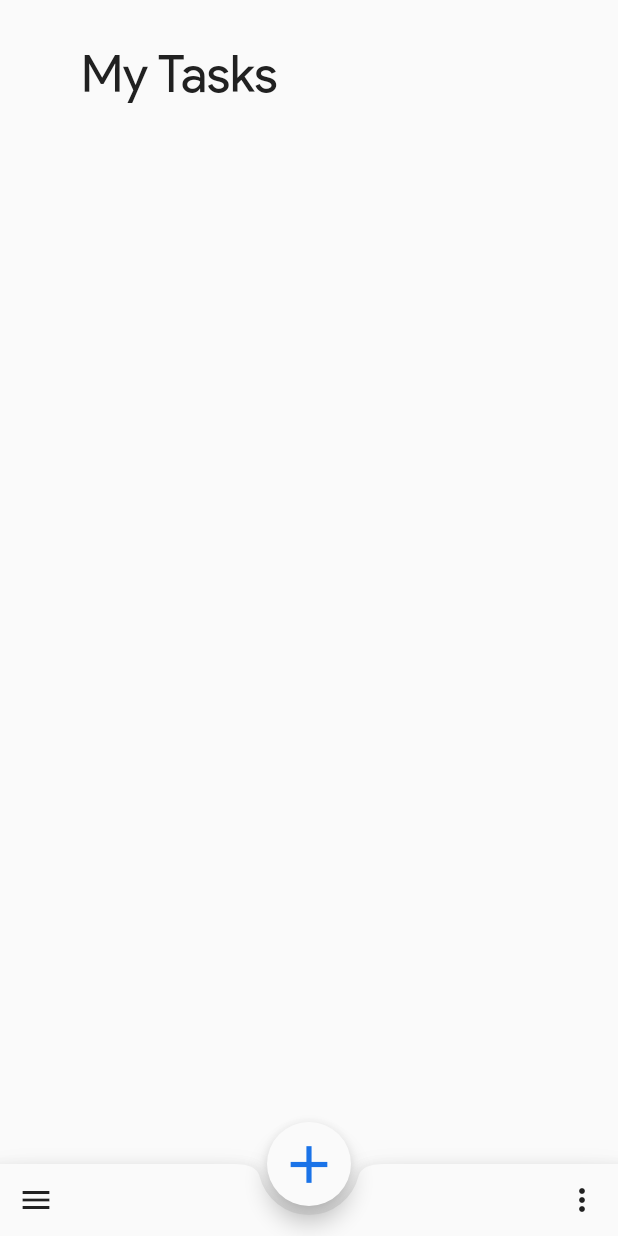
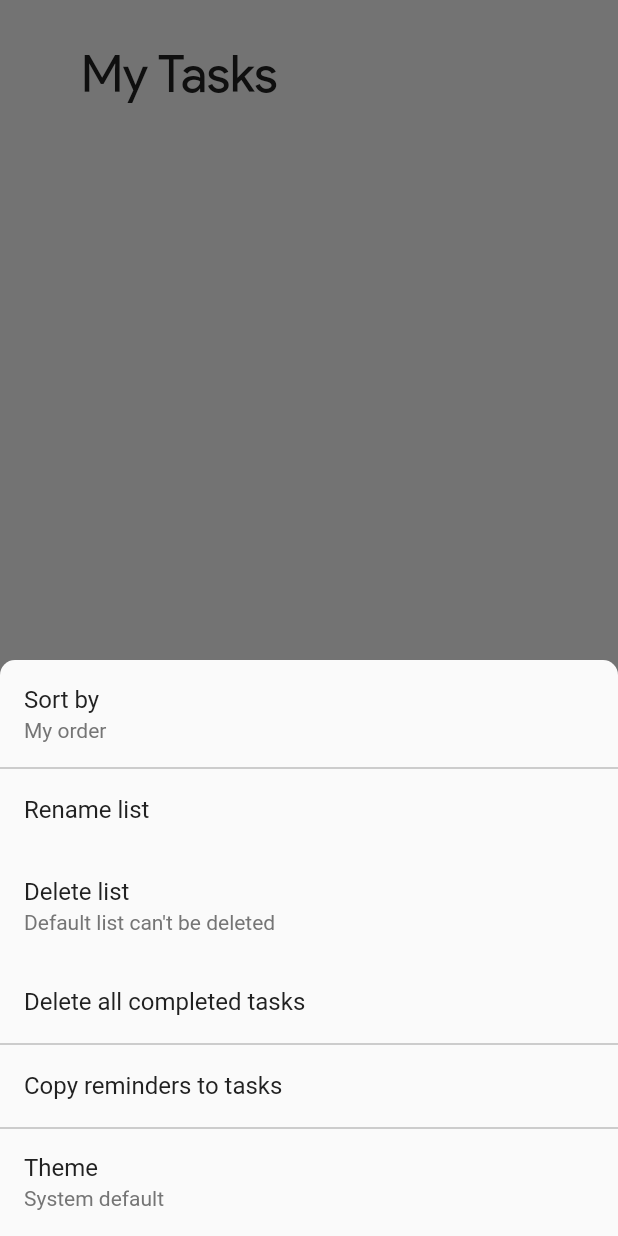
Before and after one commit to javadbarghamadi75/Google-Task, a Flutter app: the screen it shows after launch, after a tap on the "more vert" icon, on a phone screen of 412 x 824 dp. Run offline on Flutter 3.47's test engine with Material 2 defaults, Android fonts, the phone set to English and light mode, and no system bars; missing offline and left inert: flutter_rounded_date_picker.

Commit message:
fifth commit : more button ui almost completed

```diff
--- a/lib/home.dart
+++ b/lib/home.dart
@@ -2,6 +2,7 @@ import 'package:flutter/material.dart';
 import 'package:google_task/res.dart';
 import 'package:google_task/sheets/add_bottom_sheet.dart';
 import 'package:google_task/sheets/menu_bottom_sheet.dart';
+import 'package:google_task/sheets/more_bottom_sheet.dart';
 
 class Home extends StatefulWidget {
   @override
@@ -72,7 +73,14 @@ homeBottomNavigationBar(BuildContext buildContext) {
         ),
         IconButton(
           icon: Icon(Icons.more_vert),
-          onPressed: () {},
+          onPressed: () {
+            showModalBottomSheet(
+              context: buildContext,
+              builder: (build) => MoreBottomSheet(),
+              backgroundColor: Colors.transparent,
+              // isScrollControlled: true,
+            );
+          },
         ),
       ],
     ),
--- a/lib/sheets/menu_bottom_sheet.dart
+++ b/lib/sheets/menu_bottom_sheet.dart
@@ -1,5 +1,3 @@
-import 'dart:ui';
-
 import 'package:flutter/material.dart';
 import 'package:google_task/res.dart';
 
--- /dev/null
+++ b/lib/sheets/more_bottom_sheet.dart
@@ -0,0 +1,139 @@
+import 'package:flutter/material.dart';
+import 'package:google_task/res.dart';
+
+class MoreBottomSheet extends StatefulWidget {
+  @override
+  _MoreBottomSheetState createState() => _MoreBottomSheetState();
+}
+
+class _MoreBottomSheetState extends State<MoreBottomSheet> {
+  @override
+  Widget build(BuildContext context) {
+    return Container(
+      decoration: BoxDecoration(
+        color: scaffoldBackgroundColor,
+        borderRadius: BorderRadius.only(
+          topRight: Radius.circular(smallCornerRadius),
+          topLeft: Radius.circular(smallCornerRadius),
+        ),
+      ),
+      child: Column(
+        mainAxisSize: MainAxisSize.min,
+        verticalDirection: VerticalDirection.down,
+        mainAxisAlignment: MainAxisAlignment.start,
+        crossAxisAlignment: CrossAxisAlignment.start,
+        children: [
+          _sortBy(),
+          _divider(),
+          _renameList(),
+          _deleteList(), //TODO : must be disabled on default list
+          _deleteAllCompletedTasks(), //TODO : must be disabled when there is not any completed tasks
+          _divider(),
+          _copyRemindersToTasks(),
+          _divider(),
+          _theme(),
+        ],
+      ),
+    );
+  }
+
+  _divider() {
+    return Divider(
+      color: chipBorderColor,
+      height: 0,
+    );
+  }
+
+  _sortBy() {
+    return ListTile(
+      title: Text(
+        'Sort by',
+        style: TextStyle(
+          fontSize: textSize16,
+          color: myTaskTextColor,
+        ),
+      ),
+      subtitle: Text(
+        'My order',
+        style: TextStyle(
+          fontSize: textSize14,
+          color: newTaskTextColor,
+        ),
+      ),
+    );
+  }
+
+  _renameList() {
+    return ListTile(
+      title: Text(
+        'Rename list',
+        style: TextStyle(
+          fontSize: textSize16,
+          color: myTaskTextColor,
+        ),
+      ),
+    );
+  }
+
+  _deleteList() {
+    return ListTile(
+      title: Text(
+        'Delete list',
+        style: TextStyle(
+          fontSize: textSize16,
+          color: myTaskTextColor,
+        ),
+      ),
+      subtitle: Text(
+        "Default list can't be deleted", //TODO : must be disabled on non-default list
+        style: TextStyle(
+          fontSize: textSize14,
+          color: newTaskTextColor,
+        ),
+      ),
+    );
+  }
+
+  _deleteAllCompletedTasks() {
+    return ListTile(
+      title: Text(
+        'Delete all completed tasks',
+        style: TextStyle(
+          fontSize: textSize16,
+          color: myTaskTextColor,
+        ),
+      ),
+    );
+  }
+
+  _copyRemindersToTasks() {
+    return ListTile(
+      title: Text(
+        'Copy reminders to tasks',
+        style: TextStyle(
+          fontSize: textSize16,
+          color: myTaskTextColor,
+        ),
+      ),
+    );
+  }
+
+  _theme() {
+    return ListTile(
+      title: Text(
+        'Theme',
+        style: TextStyle(
+          fontSize: textSize16,
+          color: myTaskTextColor,
+        ),
+      ),
+      subtitle: Text(
+        'System default',
+        style: TextStyle(
+          fontSize: textSize14,
+          color: newTaskTextColor,
+        ),
+      ),
+    );
+  }
+}
```
